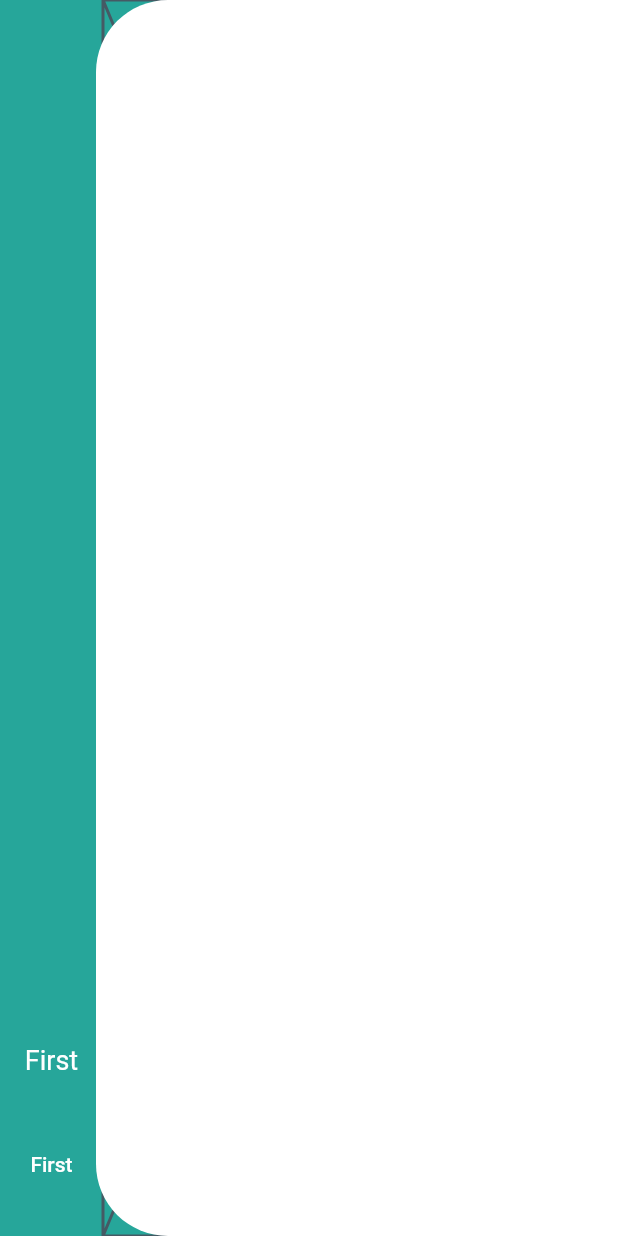
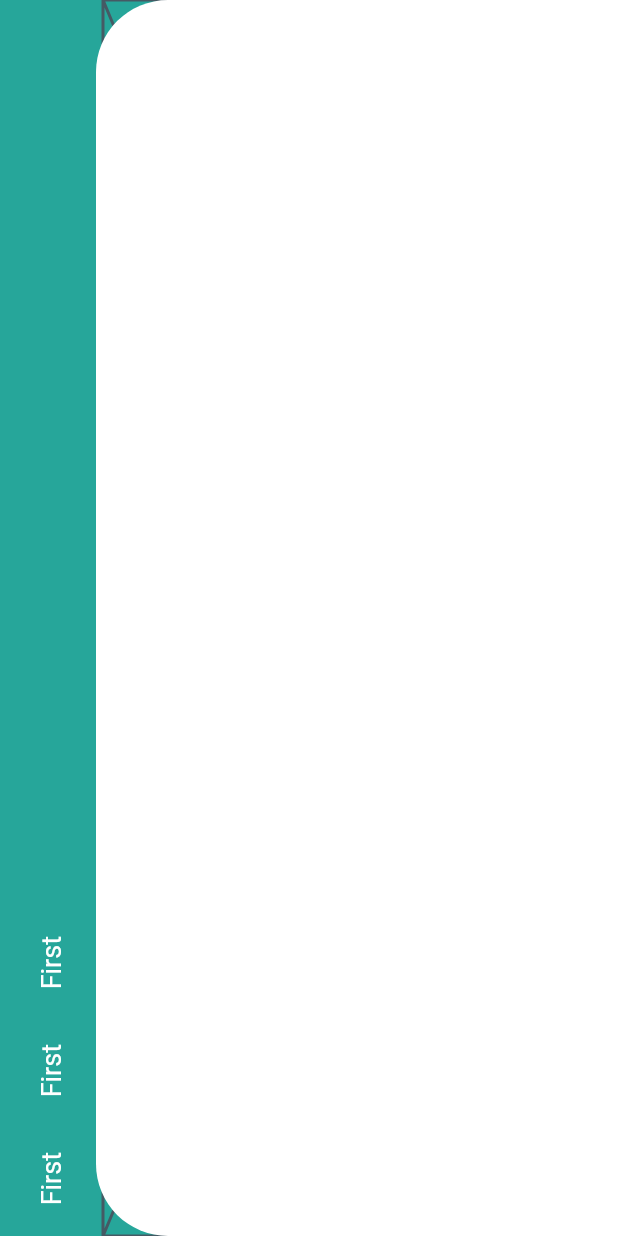
Before and after one commit to JAICHANGPARK/flutter_notebook_8th_story, a Flutter app: the screen it shows after launch, on a phone screen of 412 x 824 dp. Run offline on Flutter 3.47's test engine with Material 2 defaults, Android fonts, the phone set to English and light mode, and no system bars; our stand-ins replace badges, google_fonts.

Commit message:
Update food_main_page.dart

```diff
--- a/lib/ep566_food_delivery_app/food_main_page.dart
+++ b/lib/ep566_food_delivery_app/food_main_page.dart
@@ -32,18 +32,28 @@ class _FoodMainPageState extends State<FoodMainPage> {
                           fontSize: 18,
                           color: Colors.white,
                         ),
+                        unselectedLabelTextStyle: TextStyle(
+                          fontSize: 18,
+                          color: Colors.white
+                        ),
                         destinations: [
                           NavigationRailDestination(
                             icon: SizedBox.shrink(),
-//                          selectedIcon: Icon(Icons.favorite),
-                            label: Text('First'),
+                            label: RotatedBox(
+                                quarterTurns: -1,
+                                child: Text('First')),
                           ),
                           NavigationRailDestination(
                             icon: SizedBox.shrink(),
-                            label: Text(
-                              'First',
-                              style: TextStyle(color: Colors.white),
-                            ),
+                            label: RotatedBox(
+                                quarterTurns: -1,
+                                child: Text('First')),
+                          ),
+                          NavigationRailDestination(
+                            icon: SizedBox.shrink(),
+                            label: RotatedBox(
+                                quarterTurns: -1,
+                                child: Text('First')),
                           ),
                         ],
                         selectedIndex: _pageIndex,
```
